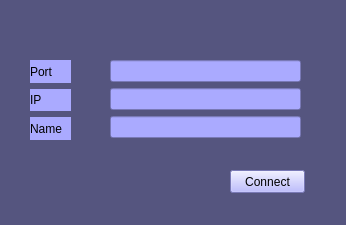
Old version of the form QTClient/loginwindow.ui in the repository icarazob/TCPVideoChatQT.
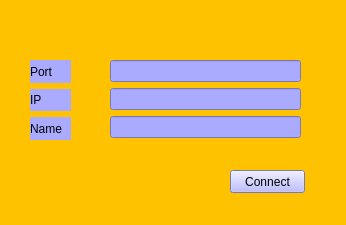
New version of the form.

The edit to the form file:
```diff
--- a/QTClient/loginwindow.ui
+++ b/QTClient/loginwindow.ui
@@ -14,7 +14,7 @@
    <string>Login</string>
   </property>
   <property name="styleSheet">
-   <string notr="true">background-color: rgb(85, 85, 127);</string>
+   <string notr="true">background-color: qlineargradient(spread:pad, x1:0, y1:1, x2:0, y2:1, stop:0.357955 rgba(255, 194, 0, 255), stop:1 rgba(255, 255, 255, 255));</string>
   </property>
   <widget class="QPushButton" name="okButton">
    <property name="geometry">
@@ -110,9 +110,9 @@
   <widget class="QLabel" name="connectLabel">
    <property name="geometry">
     <rect>
-     <x>120</x>
+     <x>110</x>
      <y>20</y>
-     <width>171</width>
+     <width>181</width>
      <height>20</height>
     </rect>
    </property>
```
